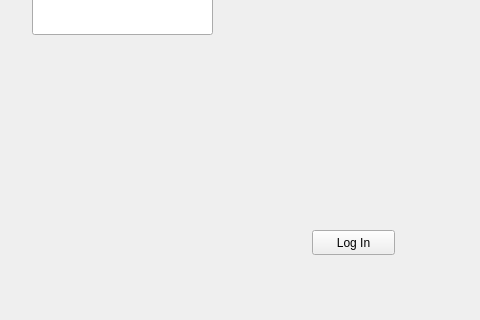
This is Ui/login.ui in RustyRaptor/pos as Qt 5 draws it before an edit; both pictures show x 398 to 878 and y 270 to 590 of the 878 by 590 pixel window. The edited form follows.
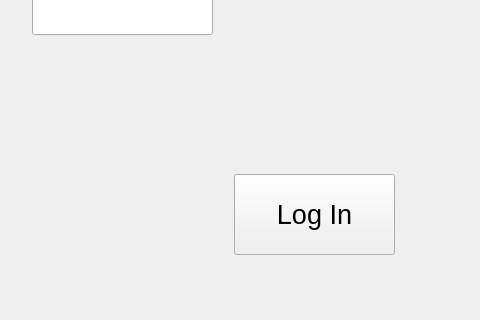
This is the edited form.

```diff
--- a/Ui/login.ui
+++ b/Ui/login.ui
@@ -19,12 +19,17 @@
   <widget class="QPushButton" name="pushButton">
    <property name="geometry">
     <rect>
-     <x>710</x>
-     <y>500</y>
-     <width>83</width>
-     <height>25</height>
+     <x>632</x>
+     <y>444</y>
+     <width>161</width>
+     <height>81</height>
     </rect>
    </property>
+   <property name="font">
+    <font>
+     <pointsize>20</pointsize>
+    </font>
+   </property>
    <property name="text">
     <string>Log In</string>
    </property>
```
Left out of the diff: 6 changed lines with no effect on the pictures.
